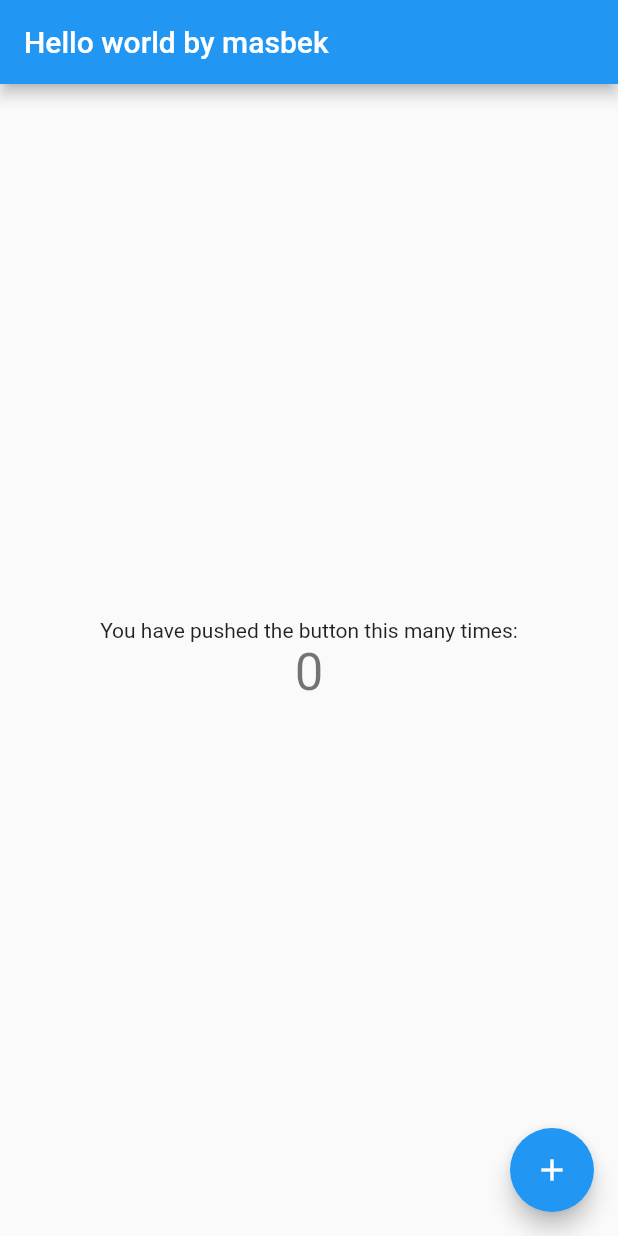
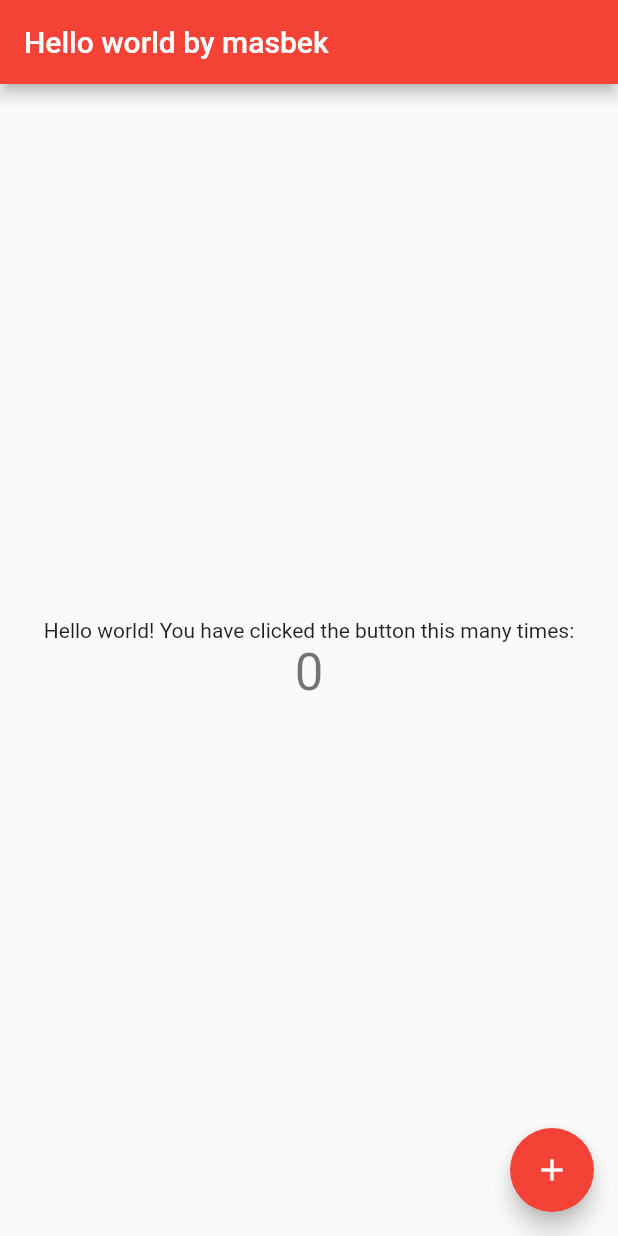
Before and after one commit to masbekkk/appmasbek, a Flutter app: the screen it shows after launch, on a phone screen of 412 x 824 dp. Run offline on Flutter 3.47's test engine with Material 2 defaults, Android fonts, the phone set to English and light mode, and no system bars.

Commit message:
change red and push to clik

```diff
--- a/lib/main.dart
+++ b/lib/main.dart
@@ -11,7 +11,7 @@ class MyApp extends StatelessWidget {
   @override
   Widget build(BuildContext context) {
     return MaterialApp(
-      title: 'Hello world',
+      title: "Hello world",
       theme: ThemeData(
         // This is the theme of your application.
         //
@@ -22,7 +22,7 @@ class MyApp extends StatelessWidget {
         // or simply save your changes to "hot reload" in a Flutter IDE).
         // Notice that the counter didn't reset back to zero; the application
         // is not restarted.
-        primarySwatch: Colors.blue,
+        primarySwatch: Colors.red,
       ),
       home: const MyHomePage(title: 'Hello world by masbek'),
     );
@@ -96,7 +96,7 @@ class _MyHomePageState extends State<MyHomePage> {
           mainAxisAlignment: MainAxisAlignment.center,
           children: <Widget>[
             const Text(
-              'You have pushed the button this many times:',
+              'Hello world! You have clicked the button this many times:',
             ),
             Text(
               '$_counter',
```
